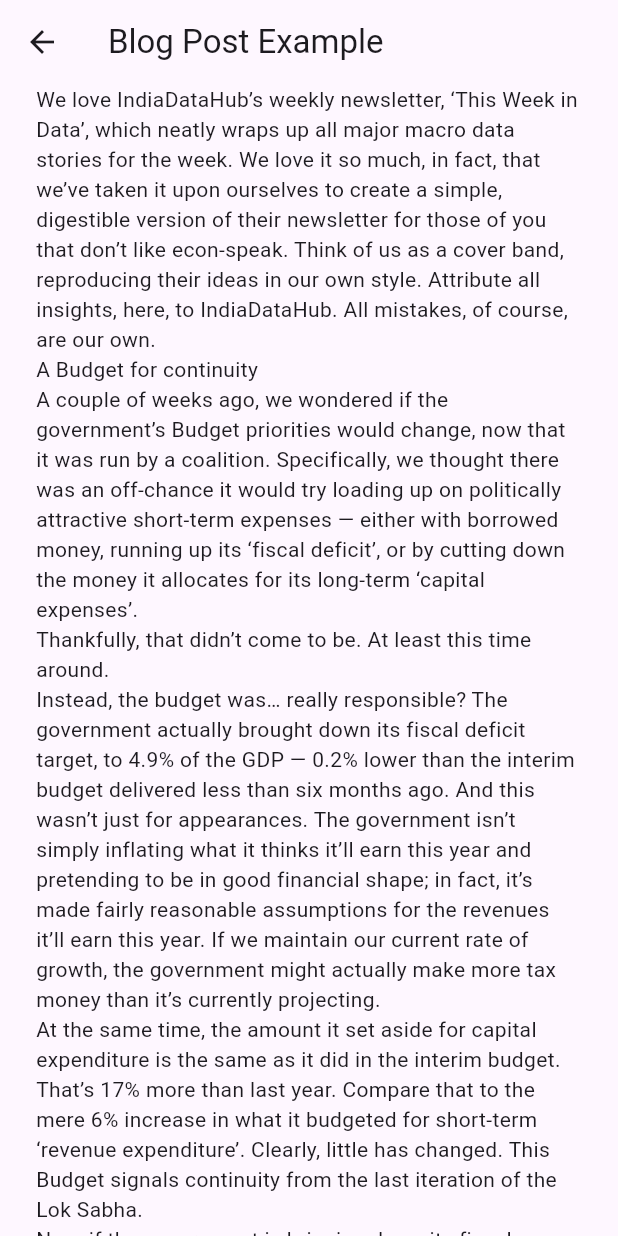
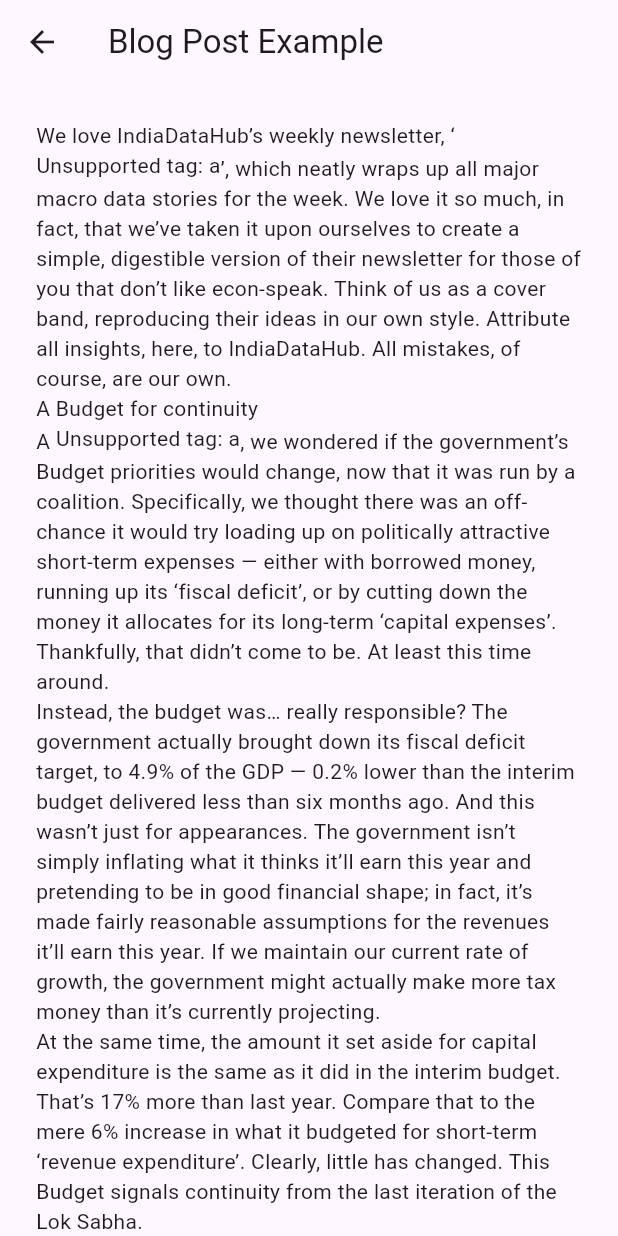
Before and after one commit to devaryakjha/html_parser, a Flutter app: the HtmlShowcase screen opened by its route, after a tap on "Blog Post Example", on a phone screen of 412 x 824 dp. Run offline on Flutter 3.47's test engine with Material 3 defaults, Android fonts, the phone set to English and light mode, and no system bars; our stand-ins replace equatable, go_router.

Commit message:
refactor: Improve TextHtmlWidgetFactory to support nested elements and different text styles

```diff
--- a/example/lib/pages/example.dart
+++ b/example/lib/pages/example.dart
@@ -17,6 +17,8 @@ class ExamplePage extends StatelessWidget {
     return Scaffold(
       appBar: AppBar(
         title: Text(title),
+        centerTitle: false,
+        surfaceTintColor: Colors.black,
         scrolledUnderElevation: 10,
       ),
       body: Html(input),
--- a/lib/src/core/core_html_parser.dart
+++ b/lib/src/core/core_html_parser.dart
@@ -16,7 +16,7 @@ final class HtmlParser implements IHtmlParser {
     final nodes = _createNodes(html);
     final items = <IHtmlWidgetFactory<IHtmlWidget>>[];
     for (final node in nodes) {
-      final factory = _createFactory(node);
+      final factory = _createFactory(node, config);
       if (factory != null) {
         items.add(factory);
       }
@@ -24,12 +24,20 @@ final class HtmlParser implements IHtmlParser {
     return items;
   }
 
-  IHtmlWidgetFactory<IHtmlWidget>? _createFactory(dom.Node node) {
+  /// Creates a factory for the given [node].
+  IHtmlWidgetFactory<IHtmlWidget>? _createFactory(
+    final dom.Node node,
+    final HtmlConfig config,
+  ) {
+    if (node is dom.Text) {
+      return config.getFactory('text')!(node, _createFactory);
+    }
+
     if (node is dom.Element) {
       final tag = node.localName;
-      final factory = config.customFactories[tag] ?? config.factories[tag];
+      final factory = config.getFactory(tag);
       if (factory != null) {
-        return factory(node);
+        return factory(node, _createFactory);
       }
     }
     return null;
--- a/lib/src/core/core_html_view.dart
+++ b/lib/src/core/core_html_view.dart
@@ -49,7 +49,8 @@ class _HtmlState extends State<Html> {
     return HtmlConfigProvider(
       config: widget.config,
       child: ListView.builder(
-        padding: const EdgeInsets.symmetric(horizontal: 24),
+        padding:
+            const EdgeInsets.only(left: 24, right: 24, top: 24, bottom: 48),
         itemCount: factories.length,
         itemBuilder: (context, index) {
           final factory = factories[index];
--- a/lib/src/core/factories/text.dart
+++ b/lib/src/core/factories/text.dart
@@ -13,16 +13,20 @@ final class TextHtmlWidgetFactory
   @override
   WidgetBuilder get builder => _builder;
 
-  @override
-  factory TextHtmlWidgetFactory.fromNode(final dom.Node node) {
+  factory TextHtmlWidgetFactory.fromNode(
+    final dom.Node node,
+    final UnsupportedParser unsupportedParser,
+  ) {
     return TextHtmlWidgetFactory(
-      (context) => TextHtmlWidget(_createSpan(node, context)!),
+      (context) =>
+          TextHtmlWidget(_createSpan(node, context, unsupportedParser)!),
     );
   }
 
   static InlineSpan? _createSpan(
     final dom.Node node,
     final BuildContext context,
+    final UnsupportedParser unsupportedParser,
   ) {
     if (node is dom.Text) {
       return TextSpan(text: node.text);
@@ -30,8 +34,20 @@ final class TextHtmlWidgetFactory
 
     if (node is! dom.Element) return null;
 
+    if (node.isUnspported) {
+      return WidgetSpan(
+        child: Builder(builder: (context) {
+          final config = HtmlConfig.of(context);
+          final child = unsupportedParser(node, config)?.builder(context);
+          return child ?? Text('Unsupported tag: ${node.localName}');
+        }),
+      );
+    }
+
+    if (node.isBreak) return const TextSpan(text: '\n');
+
     final children = node.nodes
-        .map((node) => _createSpan(node, context))
+        .map((node) => _createSpan(node, context, unsupportedParser))
         .whereNotNull()
         .toList();
 
@@ -45,6 +61,7 @@ final class TextHtmlWidgetFactory
   bool? get stringify => true;
 
   static const List<String> tags = [
+    'text',
     'p',
     'h1',
     'h2',
@@ -63,4 +80,10 @@ final class TextHtmlWidgetFactory
   ];
 }
 
-extension on dom.Element {}
+extension on dom.Element {
+  /// Whether the element is a line break.
+  bool get isBreak => localName == 'br';
+
+  /// Whether the element is a paragraph.
+  bool get isUnspported => !TextHtmlWidgetFactory.tags.contains(localName);
+}
--- a/lib/src/core/interfaces/config.dart
+++ b/lib/src/core/interfaces/config.dart
@@ -2,6 +2,17 @@ import 'package:equatable/equatable.dart';
 import 'package:flutter/widgets.dart';
 import 'package:html/dom.dart' as dom;
 import 'package:html_to_flutter/html_to_flutter.dart';
+
+typedef UnsupportedParser = IHtmlWidgetFactory<IHtmlWidget>? Function(
+  dom.Node node,
+  HtmlConfig config,
+);
+typedef WidgetFactoryMapValue = IHtmlWidgetFactory Function(
+  dom.Node,
+  UnsupportedParser,
+);
+typedef WidgetFactoryKey = String;
+typedef WidgetFactoryMap = Map<WidgetFactoryKey, WidgetFactoryMapValue>;
 
 @immutable
 final class HtmlConfig extends Equatable {
@@ -9,20 +20,23 @@ final class HtmlConfig extends Equatable {
   ///
   /// The key is the tag name of the element, and the value is the factory for
   /// creating instances of [IHtmlWidget].
-  final Map<String, IHtmlWidgetFactory Function(dom.Node)> factories;
+  final WidgetFactoryMap _factories;
 
   /// A map of custom factories for creating instances of [IHtmlWidget].
   ///
   /// If a factory is provided for a tag name, it will be used instead of the
   /// default factory.
-  final Map<String, IHtmlWidgetFactory Function(dom.Node)> customFactories;
+  final WidgetFactoryMap _customFactories;
 
   /// Creates a new instance of [HtmlConfig].
   HtmlConfig({
-    this.customFactories = const {},
-  }) : factories = {
+    WidgetFactoryMap customFactories = const {},
+  })  : _customFactories = customFactories,
+        _factories = {
           ...Map.fromEntries(TextHtmlWidgetFactory.tags.map((tag) {
-            return MapEntry(tag, TextHtmlWidgetFactory.fromNode);
+            return MapEntry(tag, (node, config) {
+              return TextHtmlWidgetFactory.fromNode(node, config);
+            });
           })),
         };
 
@@ -41,8 +55,13 @@ final class HtmlConfig extends Equatable {
     return config;
   }
 
+  WidgetFactoryMapValue? getFactory(String? tag) {
+    if (tag == null) return null;
+    return _customFactories[tag] ?? _factories[tag];
+  }
+
   @override
-  List<Object?> get props => [factories, customFactories];
+  List<Object?> get props => [_factories, _customFactories];
 
   @override
   bool? get stringify => true;
--- a/lib/src/core/interfaces/factory.dart
+++ b/lib/src/core/interfaces/factory.dart
@@ -1,6 +1,5 @@
 import 'package:equatable/equatable.dart';
 import 'package:flutter/widgets.dart';
-import 'package:html/dom.dart' as dom;
 import 'package:html_to_flutter/html_to_flutter.dart' show IHtmlWidget;
 
 /// An interface for creating instances of [IHtmlWidget].
@@ -12,10 +11,6 @@ abstract interface class IHtmlWidgetFactory<Widget extends IHtmlWidget>
   /// Creates a new instance of [IHtmlWidget] from the given [node].
   final WidgetBuilder builder;
 
-  /// Creates a new instance of [IHtmlWidgetFactory] from the given [node].
-  IHtmlWidgetFactory.fromNode(final dom.Node node)
-      : builder = ((context) => const IHtmlWidget.placeholder() as Widget);
-
   @override
   List<Object?> get props => [builder];
 }
--- a/lib/src/core/widgets/text.dart
+++ b/lib/src/core/widgets/text.dart
@@ -19,4 +19,13 @@ final class TextHtmlWidget extends Text implements IHtmlWidget {
     super.textHeightBehavior,
     super.selectionColor,
   }) : super.rich();
+
+  @override
+  Widget build(BuildContext context) {
+    if (textSpan!.toPlainText().trim().isEmpty) {
+      return const SizedBox.shrink();
+    }
+
+    return super.build(context);
+  }
 }
```
